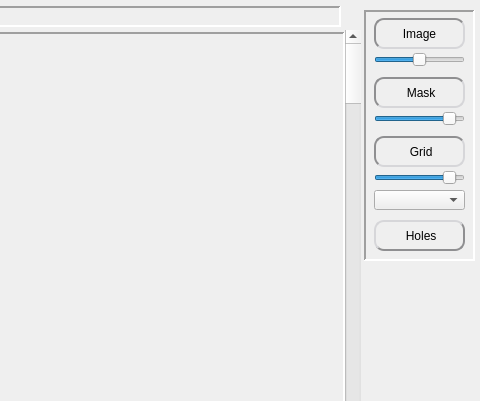
This is mainwindow.ui in AbsurdePhoton/superpixels-segmentation-gui-opencv as Qt 5 draws it before an edit; both pictures show x 886 to 1366 and y 0 to 401 of the 1366 by 789 pixel window. The edited form follows.
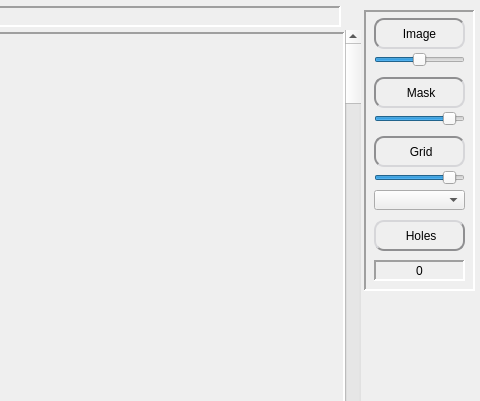
This is the edited form. Icons and pictures are not drawn.

Commit message: Adapted to openCV 4.1 + added holes count

```diff
--- a/mainwindow.ui
+++ b/mainwindow.ui
@@ -26,7 +26,7 @@
       <x>1250</x>
       <y>10</y>
       <width>111</width>
-      <height>251</height>
+      <height>281</height>
      </rect>
     </property>
     <property name="frameShape">
@@ -385,6 +385,34 @@
       <bool>false</bool>
      </property>
     </widget>
+    <widget class="QLabel" name="label_holes">
+     <property name="geometry">
+      <rect>
+       <x>10</x>
+       <y>250</y>
+       <width>91</width>
+       <height>21</height>
+      </rect>
+     </property>
+     <property name="toolTip">
+      <string>&lt;html&gt;&lt;head/&gt;&lt;body&gt;&lt;p&gt;Number of unset pixels, which appear as white pixels when the Holes button is activated.&lt;/p&gt;&lt;/body&gt;&lt;/html&gt;</string>
+     </property>
+     <property name="frameShape">
+      <enum>QFrame::Panel</enum>
+     </property>
+     <property name="frameShadow">
+      <enum>QFrame::Sunken</enum>
+     </property>
+     <property name="lineWidth">
+      <number>2</number>
+     </property>
+     <property name="text">
+      <string>0</string>
+     </property>
+     <property name="alignment">
+      <set>Qt::AlignCenter</set>
+     </property>
+    </widget>
    </widget>
    <widget class="QFrame" name="frame_image_resolution">
     <property name="geometry">
```
The commit also changes 1 other file.
